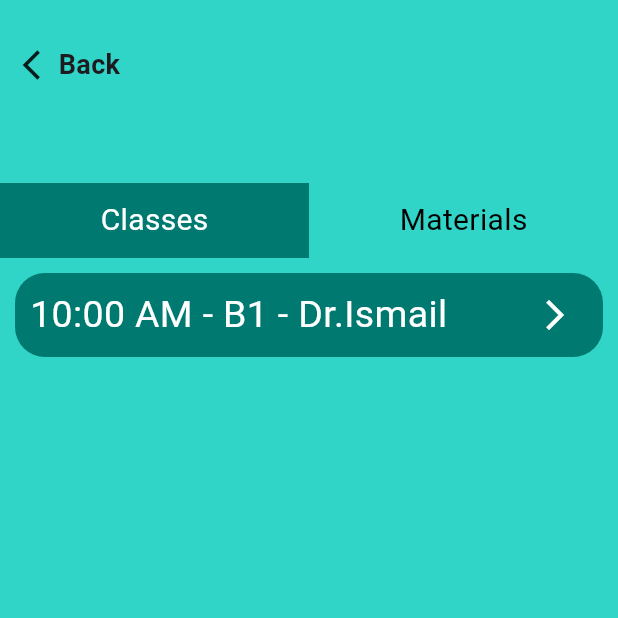
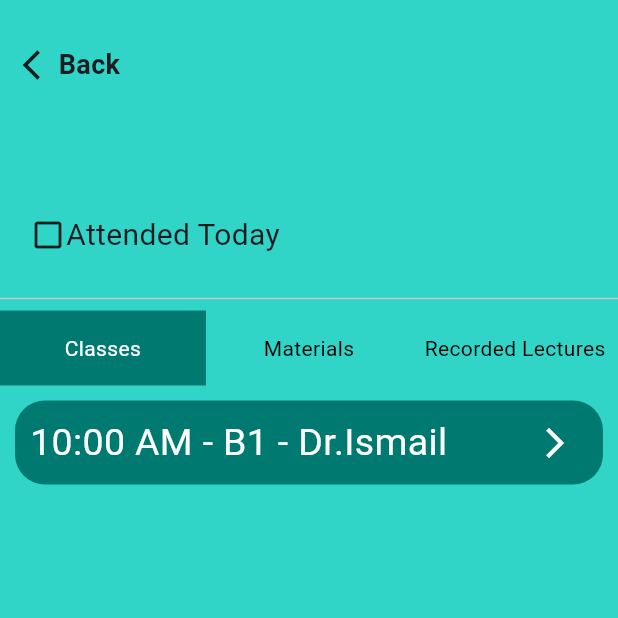
Before and after one commit to ahmed-nussair/tuition, a Flutter app: the EnrolledCourseDetails screen opened directly with empty values, on a phone screen of 412 x 824 dp, the top half of it. Run offline on Flutter 3.47's test engine with Material 3 defaults, Android fonts, the phone set to English and light mode, and no system bars; our stand-ins replace cloud_firestore, firebase_core; accounts and stored records are empty.

```diff
--- a/lib/student_screens/enrolled_course_details.dart
+++ b/lib/student_screens/enrolled_course_details.dart
@@ -1,6 +1,8 @@
 import 'package:flutter/material.dart';
 import 'package:tuition/student_screens/enrolled_course_details_widgets/classes_widget.dart';
 import 'package:tuition/student_screens/enrolled_course_details_widgets/materials_widget.dart';
+
+import 'enrolled_course_details_widgets/recorded_lectures_widget.dart';
 
 class EnrolledCourseDetails extends StatefulWidget {
   final String courseName;
@@ -17,12 +19,15 @@ class EnrolledCourseDetails extends StatefulWidget {
 class _EnrolledCourseDetailsState extends State<EnrolledCourseDetails> {
   final int classes = 1;
   final int materials = 2;
+  final int recordedLectures = 3;
 
   late int currentState;
+  late bool attended;
 
   @override
   void initState() {
     currentState = 1;
+    attended = false;
     super.initState();
   }
 
@@ -66,6 +71,30 @@ class _EnrolledCourseDetailsState extends State<EnrolledCourseDetails> {
               fontWeight: FontWeight.bold,
             ),
           ),
+          Padding(
+            padding: const EdgeInsets.all(20),
+            child: Row(
+              children: [
+                GestureDetector(
+                  onTap: () {
+                    setState(() {
+                      attended = attended ? false : true;
+                    });
+                  },
+                  child: attended
+                      ? const Icon(Icons.check_box)
+                      : const Icon(Icons.check_box_outline_blank),
+                ),
+                const Text(
+                  'Attended Today',
+                  style: TextStyle(
+                    fontSize: 20,
+                  ),
+                ),
+              ],
+            ),
+          ),
+          const Divider(),
           Row(
             children: [
               // Classes Button
@@ -86,18 +115,18 @@ class _EnrolledCourseDetailsState extends State<EnrolledCourseDetails> {
                         : const Color(0xff30D5C8),
                     child: Text(
                       'Classes',
+                      textAlign: TextAlign.center,
                       style: TextStyle(
                         color: currentState == classes
                             ? Colors.white
                             : Colors.black,
-                        fontSize: 20,
                       ),
                     ),
                   ),
                 ),
               ),
 
-              // Materals Button
+              // Materials Button
               Flexible(
                 flex: 1,
                 child: GestureDetector(
@@ -119,7 +148,35 @@ class _EnrolledCourseDetailsState extends State<EnrolledCourseDetails> {
                         color: currentState == materials
                             ? Colors.white
                             : Colors.black,
-                        fontSize: 20,
+                      ),
+                    ),
+                  ),
+                ),
+              ),
+
+              // Recorded Lectures Button
+              Flexible(
+                flex: 1,
+                child: GestureDetector(
+                  onTap: () {
+                    setState(() {
+                      currentState = currentState != recordedLectures
+                          ? recordedLectures
+                          : recordedLectures;
+                    });
+                  },
+                  child: Container(
+                    height: 50,
+                    alignment: Alignment.center,
+                    color: currentState == recordedLectures
+                        ? const Color(0xff007A70)
+                        : const Color(0xff30D5C8),
+                    child: Text(
+                      'Recorded Lectures',
+                      style: TextStyle(
+                        color: currentState == recordedLectures
+                            ? Colors.white
+                            : Colors.black,
                       ),
                     ),
                   ),
@@ -136,7 +193,9 @@ class _EnrolledCourseDetailsState extends State<EnrolledCourseDetails> {
                     ? MaterialsWidget(
                         courseName: widget.courseName,
                       )
-                    : Container(),
+                    : currentState == recordedLectures
+                        ? RecordedLecturesWidget(courseName: widget.courseName)
+                        : Container(),
           ),
         ],
       ),
```
Also changed, not shown: lib/student_screens/enrolled_course_details_widgets/recorded_lectures_widget.dart (added, +59 -0 lines).
